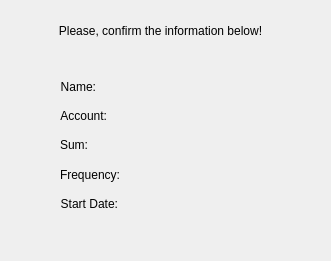
Above: client/client/gui/widgets/periodic_tr_subwidgets/summary.ui from eugeniashurko/ATM before the change. Below: the same form after it.
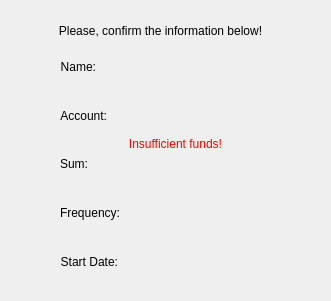
That is the form after the change.

What changed in the file:
```diff
--- a/client/client/gui/widgets/periodic_tr_subwidgets/summary.ui
+++ b/client/client/gui/widgets/periodic_tr_subwidgets/summary.ui
@@ -7,7 +7,7 @@
     <x>0</x>
     <y>0</y>
     <width>331</width>
-    <height>261</height>
+    <height>301</height>
    </rect>
   </property>
   <property name="windowTitle">
@@ -17,9 +17,9 @@
    <property name="geometry">
     <rect>
      <x>60</x>
-     <y>80</y>
+     <y>60</y>
      <width>231</width>
-     <height>131</height>
+     <height>209</height>
     </rect>
    </property>
    <layout class="QFormLayout" name="mainLayout">
@@ -49,7 +49,7 @@
       </property>
      </spacer>
     </item>
-    <item row="2" column="0">
+    <item row="3" column="0">
      <widget class="QLabel" name="accountLabel">
       <property name="text">
        <string>Account:</string>
@@ -59,20 +59,20 @@
       </property>
      </widget>
     </item>
-    <item row="3" column="0">
-     <spacer name="verticalSpacer_2">
-      <property name="orientation">
-       <enum>Qt::Vertical</enum>
-      </property>
-      <property name="sizeHint" stdset="0">
-       <size>
-        <width>20</width>
-        <height>40</height>
-       </size>
-      </property>
-     </spacer>
-    </item>
     <item row="4" column="0">
+     <spacer name="verticalSpacer_2">
+      <property name="orientation">
+       <enum>Qt::Vertical</enum>
+      </property>
+      <property name="sizeHint" stdset="0">
+       <size>
+        <width>20</width>
+        <height>40</height>
+       </size>
+      </property>
+     </spacer>
+    </item>
+    <item row="6" column="0">
      <widget class="QLabel" name="sumLAbel">
       <property name="text">
        <string>Sum:</string>
@@ -82,7 +82,7 @@
       </property>
      </widget>
     </item>
-    <item row="5" column="0">
+    <item row="7" column="0">
      <spacer name="verticalSpacer_3">
       <property name="orientation">
        <enum>Qt::Vertical</enum>
@@ -95,7 +95,7 @@
       </property>
      </spacer>
     </item>
-    <item row="6" column="0">
+    <item row="9" column="0">
      <widget class="QLabel" name="freqLabel">
       <property name="text">
        <string>Frequency:</string>
@@ -105,7 +105,7 @@
       </property>
      </widget>
     </item>
-    <item row="7" column="0">
+    <item row="10" column="0">
      <spacer name="verticalSpacer_4">
       <property name="orientation">
        <enum>Qt::Vertical</enum>
@@ -118,7 +118,7 @@
       </property>
      </spacer>
     </item>
-    <item row="8" column="0">
+    <item row="12" column="0">
      <widget class="QLabel" name="startDateLabel">
       <property name="text">
        <string>Start Date:</string>
@@ -135,34 +135,68 @@
       </property>
      </widget>
     </item>
-    <item row="2" column="1">
+    <item row="3" column="1">
      <widget class="QLabel" name="accountConfLabel">
       <property name="text">
        <string>&lt;Account&gt;</string>
       </property>
      </widget>
     </item>
-    <item row="4" column="1">
+    <item row="6" column="1">
      <widget class="QLabel" name="sumConfLabel">
       <property name="text">
        <string>&lt;Sum&gt;</string>
       </property>
      </widget>
     </item>
-    <item row="6" column="1">
+    <item row="9" column="1">
      <widget class="QLabel" name="freqConfLabel">
       <property name="text">
        <string>&lt;Frequency&gt;</string>
       </property>
      </widget>
     </item>
-    <item row="8" column="1">
+    <item row="12" column="1">
      <widget class="QLabel" name="startDateConfLabel">
       <property name="text">
        <string>&lt;Start Date&gt;</string>
       </property>
      </widget>
     </item>
+    <item row="5" column="0" colspan="2">
+     <widget class="QLabel" name="errorLabel">
+      <property name="styleSheet">
+       <string notr="true">#errorLabel { color: red; }</string>
+      </property>
+      <property name="text">
+       <string>Insufficient funds!</string>
+      </property>
+      <property name="alignment">
+       <set>Qt::AlignCenter</set>
+      </property>
+     </widget>
+    </item>
+    <item row="2" column="1">
+     <widget class="QLabel" name="label">
+      <property name="text">
+       <string/>
+      </property>
+     </widget>
+    </item>
+    <item row="8" column="1">
+     <widget class="QLabel" name="label_2">
+      <property name="text">
+       <string/>
+      </property>
+     </widget>
+    </item>
+    <item row="11" column="0">
+     <widget class="QLabel" name="label_3">
+      <property name="text">
+       <string/>
+      </property>
+     </widget>
+    </item>
    </layout>
   </widget>
   <widget class="QLabel" name="label_11">
```
